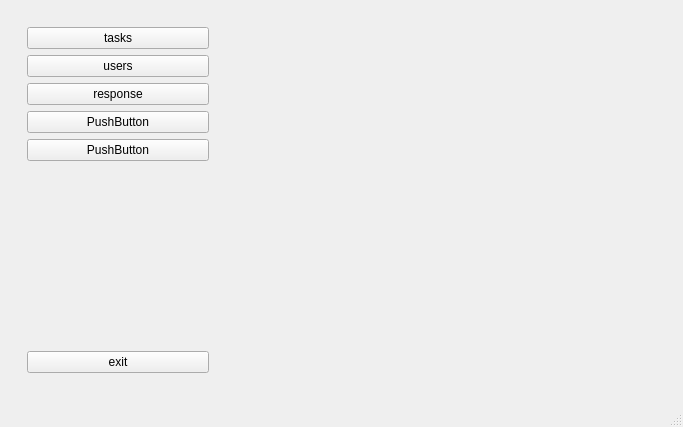
The window that ui/main_window.ui (hqkqne/orbixProto) describes before a commit, drawn with Qt 5.
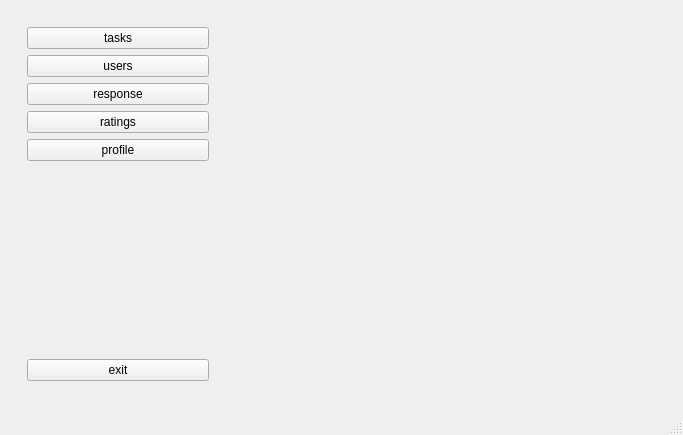
The same window after the commit.

Patch:
```diff
--- a/ui/main_window.ui
+++ b/ui/main_window.ui
@@ -7,7 +7,7 @@
     <x>0</x>
     <y>0</y>
     <width>683</width>
-    <height>427</height>
+    <height>435</height>
    </rect>
   </property>
   <property name="windowTitle">
@@ -76,14 +76,14 @@
               <item>
                <widget class="QPushButton" name="pushButton_4">
                 <property name="text">
-                 <string>PushButton</string>
+                 <string>ratings</string>
                 </property>
                </widget>
               </item>
               <item>
                <widget class="QPushButton" name="pushButton_5">
                 <property name="text">
-                 <string>PushButton</string>
+                 <string>profile</string>
                 </property>
                </widget>
               </item>
```
Left out of the diff: 10 changed lines with no effect on the pictures.
